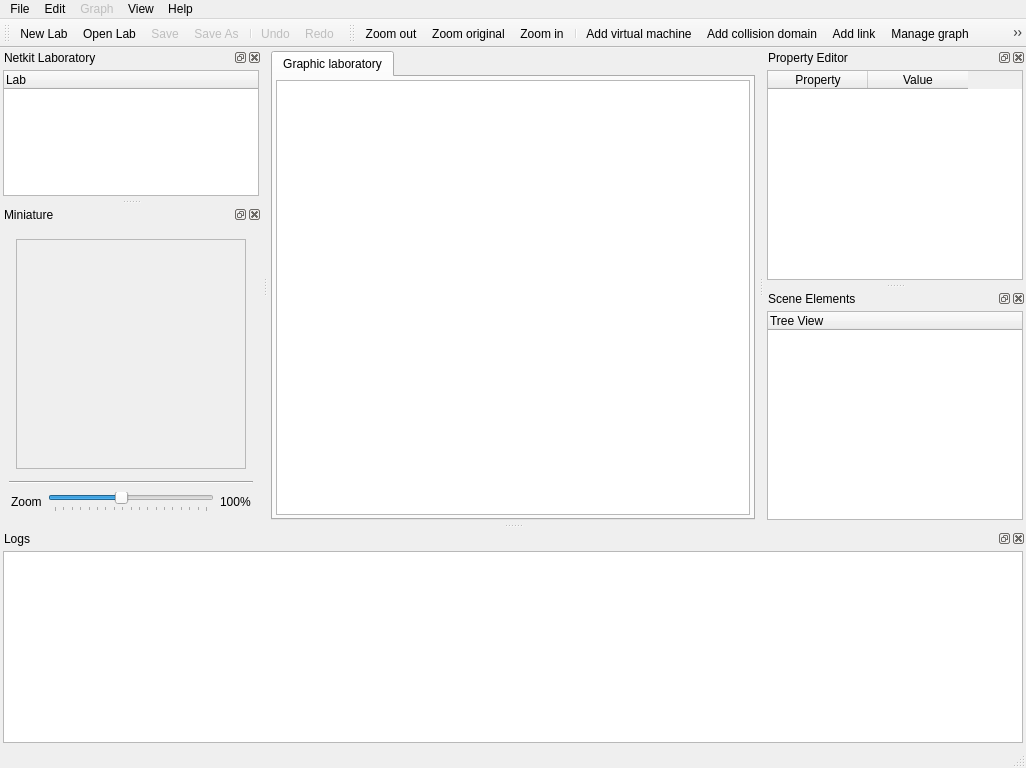
slux83/visual-netkit, file ui/main.ui: the form before one commit.
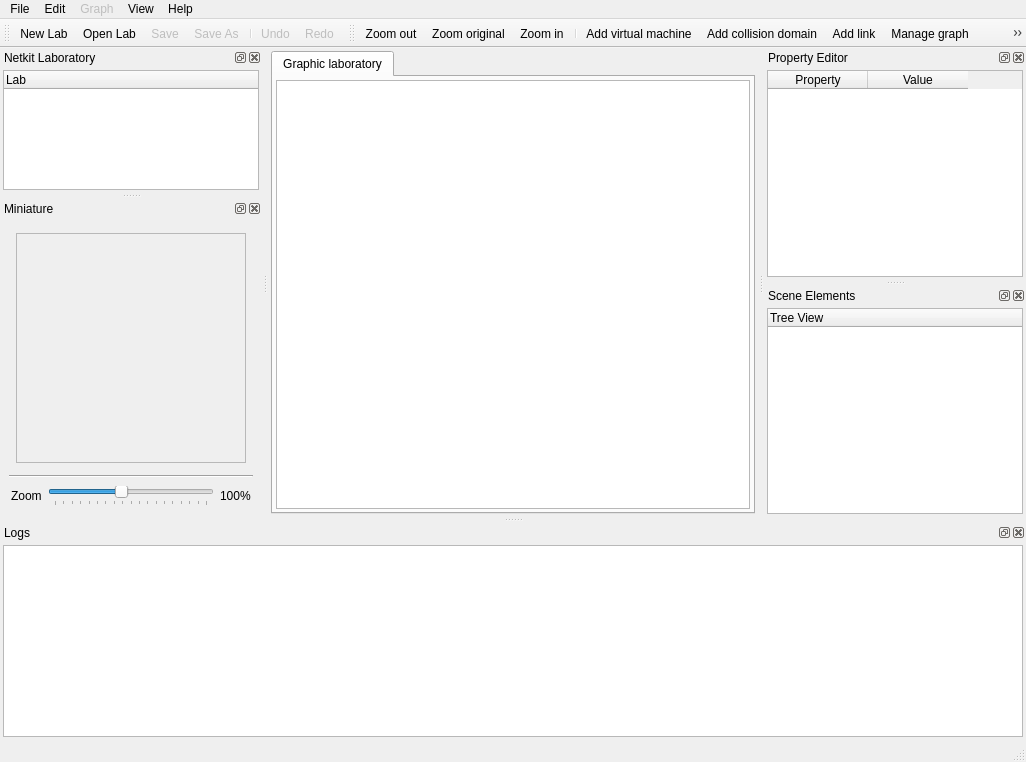
The form after the commit. Icons and pictures are not drawn. Custom widgets are drawn as their Qt base class.

Commit message: Export to PNG image done

Patch:
```diff
--- a/ui/main.ui
+++ b/ui/main.ui
@@ -6,7 +6,7 @@
     <x>0</x>
     <y>0</y>
     <width>1026</width>
-    <height>768</height>
+    <height>762</height>
    </rect>
   </property>
   <property name="windowTitle" >
@@ -19,9 +19,9 @@
    <property name="geometry" >
     <rect>
      <x>268</x>
-     <y>70</y>
+     <y>71</y>
      <width>490</width>
-     <height>460</height>
+     <height>464</height>
     </rect>
    </property>
    <layout class="QVBoxLayout" >
@@ -42,7 +42,7 @@
          <x>0</x>
          <y>0</y>
          <width>480</width>
-         <height>425</height>
+         <height>428</height>
         </rect>
        </property>
        <attribute name="title" >
@@ -166,9 +166,9 @@
    <property name="geometry" >
     <rect>
      <x>0</x>
-     <y>744</y>
+     <y>737</y>
      <width>1026</width>
-     <height>24</height>
+     <height>25</height>
     </rect>
    </property>
   </widget>
@@ -202,9 +202,9 @@
    <property name="geometry" >
     <rect>
      <x>0</x>
-     <y>70</y>
+     <y>71</y>
      <width>262</width>
-     <height>121</height>
+     <height>123</height>
     </rect>
    </property>
    <property name="floating" >
@@ -226,7 +226,7 @@
     <property name="geometry" >
      <rect>
       <x>0</x>
-      <y>21</y>
+      <y>23</y>
       <width>262</width>
       <height>100</height>
      </rect>
@@ -260,9 +260,9 @@
    <property name="geometry" >
     <rect>
      <x>764</x>
-     <y>70</y>
+     <y>71</y>
      <width>262</width>
-     <height>227</height>
+     <height>230</height>
     </rect>
    </property>
    <property name="allowedAreas" >
@@ -278,9 +278,9 @@
     <property name="geometry" >
      <rect>
       <x>0</x>
-      <y>21</y>
+      <y>23</y>
       <width>262</width>
-      <height>206</height>
+      <height>207</height>
      </rect>
     </property>
     <layout class="QVBoxLayout" >
@@ -317,9 +317,9 @@
    <property name="geometry" >
     <rect>
      <x>0</x>
-     <y>197</y>
+     <y>200</y>
      <width>262</width>
-     <height>333</height>
+     <height>335</height>
     </rect>
    </property>
    <property name="maximumSize" >
@@ -338,7 +338,7 @@
     <property name="geometry" >
      <rect>
       <x>0</x>
-      <y>21</y>
+      <y>23</y>
       <width>262</width>
       <height>312</height>
      </rect>
@@ -443,9 +443,9 @@
    <property name="geometry" >
     <rect>
      <x>764</x>
-     <y>303</y>
+     <y>307</y>
      <width>262</width>
-     <height>227</height>
+     <height>228</height>
     </rect>
    </property>
    <property name="windowTitle" >
@@ -458,9 +458,9 @@
     <property name="geometry" >
      <rect>
       <x>0</x>
-      <y>21</y>
+      <y>23</y>
       <width>262</width>
-      <height>206</height>
+      <height>205</height>
      </rect>
     </property>
     <layout class="QVBoxLayout" >
@@ -492,9 +492,9 @@
    <property name="geometry" >
     <rect>
      <x>0</x>
-     <y>536</y>
+     <y>541</y>
      <width>1026</width>
-     <height>208</height>
+     <height>196</height>
     </rect>
    </property>
    <property name="floating" >
@@ -510,9 +510,9 @@
     <property name="geometry" >
      <rect>
       <x>0</x>
-      <y>21</y>
+      <y>23</y>
       <width>1026</width>
-      <height>187</height>
+      <height>173</height>
      </rect>
     </property>
     <layout class="QVBoxLayout" >
```
Left out of the diff: 16 changed lines with no effect on the pictures. The commit also changes 2 other files.
